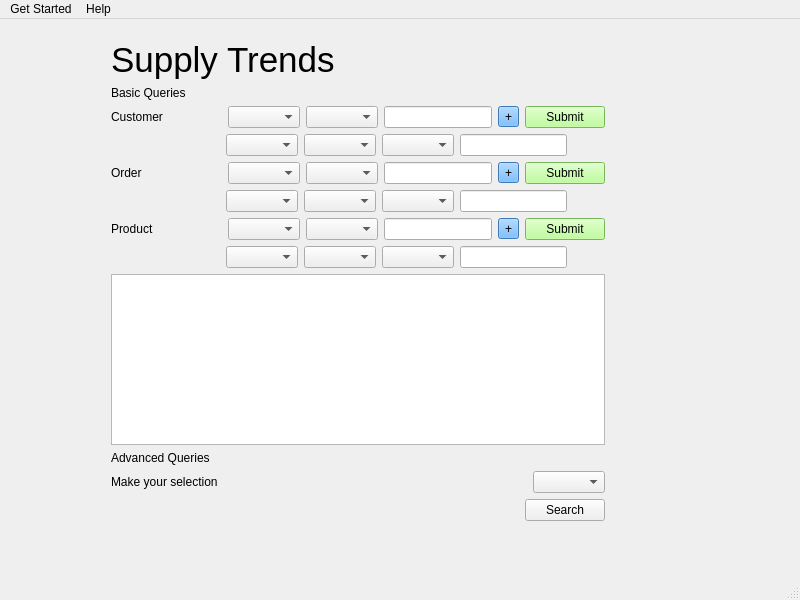
First picture: the form in mainPage_New.ui, repository Leoyang158/SupplyChain_CSCE310, before the edit.
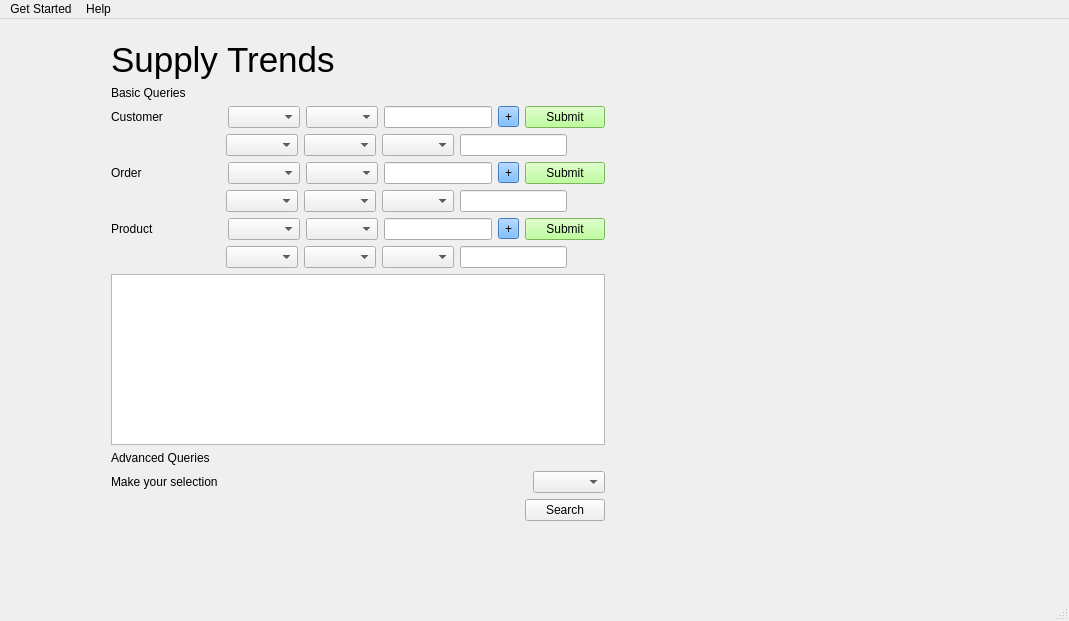
Second picture: the form after the edit.

Commit message: Finished graph and table and fixed labels

Diff of the .ui file:
```diff
--- a/mainPage_New.ui
+++ b/mainPage_New.ui
@@ -6,8 +6,8 @@
    <rect>
     <x>0</x>
     <y>0</y>
-    <width>800</width>
-    <height>600</height>
+    <width>1069</width>
+    <height>621</height>
    </rect>
   </property>
   <property name="windowTitle">
@@ -538,8 +538,8 @@
     <rect>
      <x>0</x>
      <y>0</y>
-     <width>800</width>
-     <height>26</height>
+     <width>1069</width>
+     <height>20</height>
     </rect>
    </property>
    <widget class="QMenu" name="menuGet_Start">
```
The commit also changes 2 other files.
